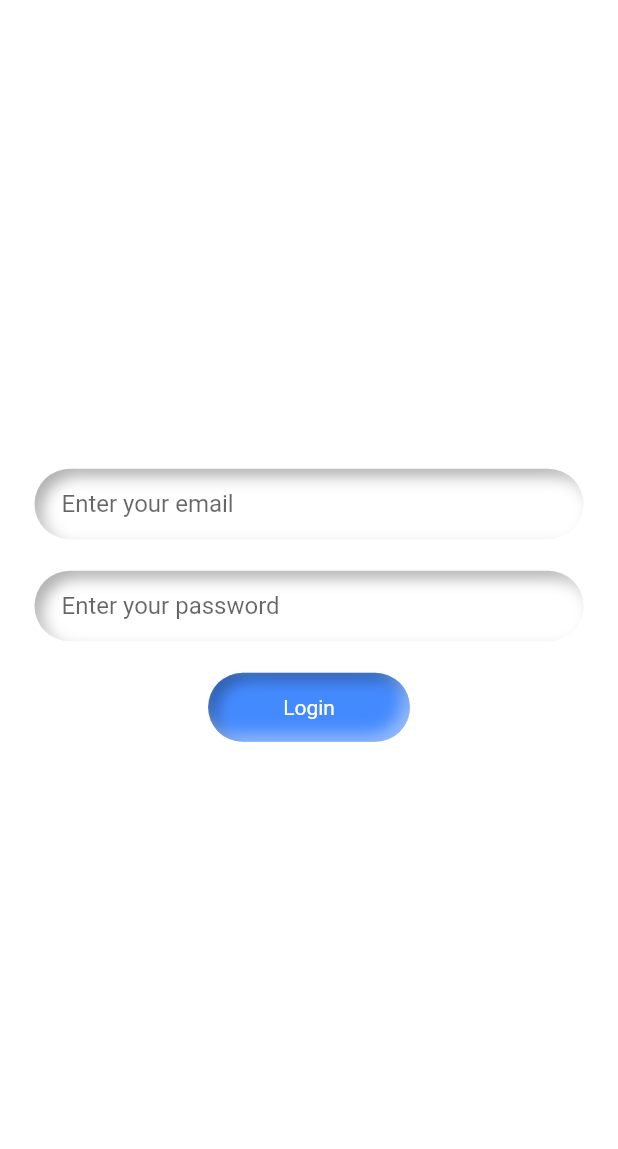
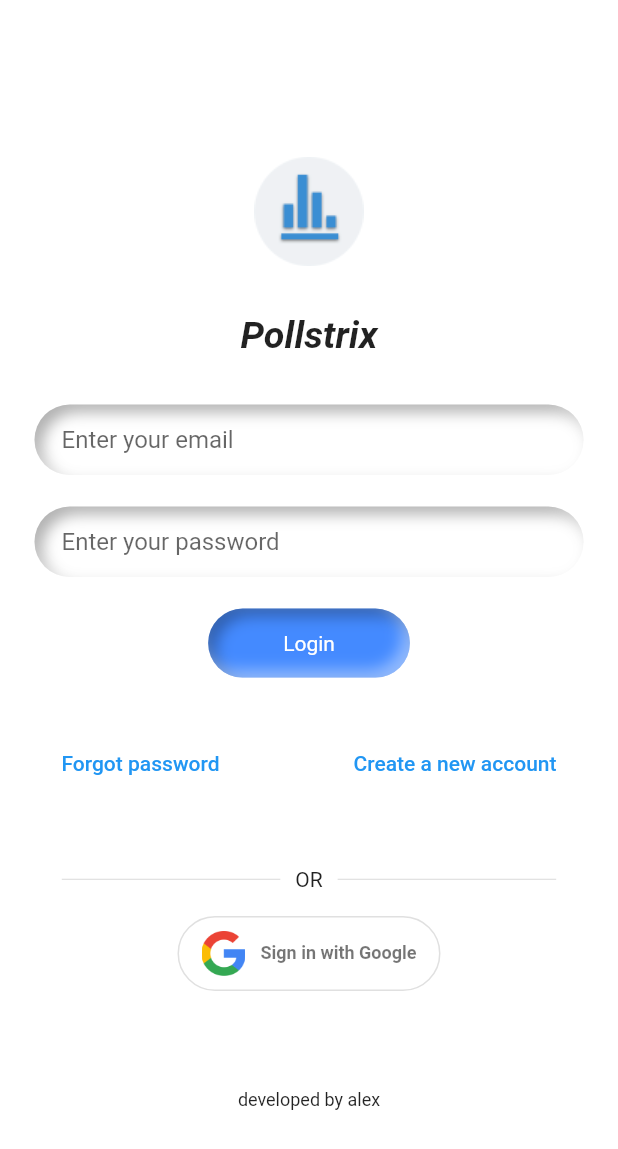
Before and after one commit to mAlex28/Pollstrix, a Flutter app: the screen it shows after launch, on a phone screen of 412 x 824 dp. Shown: the top 1149 px of the screen. Run offline on Flutter 3.47's test engine with Material 2 defaults, Android fonts, the phone set to English and light mode, and no system bars; drawn by our look-alikes of flutter_neumorphic; our stand-ins replace firebase_auth, firebase_core, google_sign_in; accounts and stored records are empty.

Commit message:
completed login page and added google sign in

```diff
--- /dev/null
+++ b/lib/custom/google_signin_button.dart
@@ -0,0 +1,90 @@
+import 'package:firebase_auth/firebase_auth.dart' as auth;
+import 'package:flutter/cupertino.dart';
+import 'package:flutter/material.dart';
+import 'package:pollstrix/screens/home_page.dart';
+import 'package:pollstrix/services/auth_service.dart';
+
+class GoogleSignInButton extends StatefulWidget {
+  @override
+  _GoogleSignInButtonState createState() => _GoogleSignInButtonState();
+}
+
+class _GoogleSignInButtonState extends State<GoogleSignInButton> {
+  bool _isSigningIn = false;
+
+  @override
+  Widget build(BuildContext context) {
+    return Padding(
+      padding: const EdgeInsets.only(bottom: 16.0),
+      child: _isSigningIn
+          ? const CircularProgressIndicator(
+              valueColor: AlwaysStoppedAnimation<Color>(Colors.white),
+            )
+          : OutlinedButton(
+              style: ButtonStyle(
+                backgroundColor: MaterialStateProperty.all(Colors.white),
+                shape: MaterialStateProperty.all(
+                  RoundedRectangleBorder(
+                    borderRadius: BorderRadius.circular(40),
+                  ),
+                ),
+              ),
+              onPressed: () async {
+                setState(() {
+                  _isSigningIn = true;
+                });
+
+                auth.User? user = await AuthenticationService()
+                    .signInWithGoogle(context: context);
+
+                setState(() {
+                  _isSigningIn = false;
+                });
+
+                if (user != null) {
+                  Navigator.of(context).pushReplacement(MaterialPageRoute(
+                    builder: (context) => const HomePage(),
+                  ));
+                }
+              },
+              child: Padding(
+                padding: const EdgeInsets.fromLTRB(0, 10, 0, 10),
+                child: Row(
+                  mainAxisSize: MainAxisSize.min,
+                  mainAxisAlignment: MainAxisAlignment.center,
+                  children: const <Widget>[
+                    Image(
+                      image: AssetImage("assets/images/google_logo.png"),
+                      height: 30.0,
+                    ),
+                    Padding(
+                      padding: EdgeInsets.only(left: 10),
+                      child: Text(
+                        'Sign in with Google',
+                        style: TextStyle(
+                          fontSize: 12,
+                          color: Colors.black54,
+                          fontWeight: FontWeight.w600,
+                        ),
+                      ),
+                    )
+                  ],
+                ),
+              ),
+            ),
+    );
+  }
+}
+
+
+// OutlinedButton(
+//                 onPressed: () {},
+//                 child: Positioned(
+//                   top: 0,
+//                   left: 0,
+//                   child: Image.asset(
+//                     "assets/images/google_logo.png",
+//                     width: size.width * 0.08,
+//                   ),
+//                 ),
+//               ),
--- a/lib/main.dart
+++ b/lib/main.dart
@@ -29,7 +29,7 @@ class MyApp extends StatelessWidget {
         title: 'Pollstrix',
         debugShowCheckedModeBanner: false,
         themeMode: ThemeMode.light,
-        theme: NeumorphicThemeData(
+        theme: const NeumorphicThemeData(
           baseColor: Color(0xFFFFFFFF),
           lightSource: LightSource.topLeft,
           depth: 10,
@@ -57,7 +57,7 @@ class AuthenticationWrapper extends StatelessWidget {
           if (snapshot.connectionState == ConnectionState.active) {
             final User? user = snapshot.data;
 
-            return user == null ? const LoginPage() : const HomePage();
+            return user == null ? const LoginPage() : HomePage();
           } else {
             return const Scaffold(
               body: Center(
--- a/lib/screens/login_page.dart
+++ b/lib/screens/login_page.dart
@@ -1,4 +1,5 @@
 import 'package:flutter/material.dart';
+import 'package:pollstrix/custom/google_signin_button.dart';
 import 'package:pollstrix/services/auth_service.dart';
 import 'package:provider/provider.dart';
 import 'package:flutter_neumorphic/flutter_neumorphic.dart';
@@ -24,6 +25,7 @@ class _LoginPageState extends State<LoginPage> {
 
   @override
   Widget build(BuildContext context) {
+    final size = MediaQuery.of(context).size;
     final authService = Provider.of<AuthenticationService>(context);
     return Scaffold(
         backgroundColor: NeumorphicTheme.baseColor(context),
@@ -31,7 +33,29 @@ class _LoginPageState extends State<LoginPage> {
           padding: const EdgeInsets.symmetric(horizontal: 15, vertical: 6),
           child: Column(
             mainAxisAlignment: MainAxisAlignment.center,
+            verticalDirection: VerticalDirection.down,
             children: <Widget>[
+              Positioned(
+                top: 0,
+                left: 0,
+                child: Image.asset(
+                  "assets/images/logo.png",
+                  width: size.width * 0.28,
+                ),
+              ),
+              const SizedBox(
+                height: 10,
+              ),
+              const Text(
+                'Pollstrix',
+                style: TextStyle(
+                    fontSize: 25,
+                    fontStyle: FontStyle.italic,
+                    fontWeight: FontWeight.w600),
+              ),
+              const SizedBox(
+                height: 30,
+              ),
               Column(
                 crossAxisAlignment: CrossAxisAlignment.start,
                 children: [
@@ -107,23 +131,82 @@ class _LoginPageState extends State<LoginPage> {
               const SizedBox(
                 height: 15,
               ),
-              //  ElevatedButton(
-              //   onPressed: () {
-              //     Navigator.pushNamed(context, '/register');
-              //   },
-              //   child: const Text("New Account"),
-              // )
+              Column(
+                children: [
+                  Row(
+                    crossAxisAlignment: CrossAxisAlignment.center,
+                    mainAxisAlignment: MainAxisAlignment.spaceBetween,
+                    children: [
+                      Column(
+                        children: [
+                          Container(
+                              padding: const EdgeInsets.symmetric(
+                                  vertical: 14, horizontal: 18),
+                              child: TextButton(
+                                  onPressed: () => {},
+                                  child: const Text(
+                                    'Forgot password',
+                                  )))
+                        ],
+                      ),
+                      Column(
+                        children: [
+                          Container(
+                              padding: const EdgeInsets.symmetric(
+                                  vertical: 14, horizontal: 18),
+                              child: TextButton(
+                                  onPressed: () =>
+                                      Navigator.pushNamed(context, '/register'),
+                                  child: const Text(
+                                    'Create a new account',
+                                  )))
+                        ],
+                      ),
+                    ],
+                  )
+                ],
+              ),
+              const SizedBox(
+                height: 15,
+              ),
+              Container(
+                margin: EdgeInsets.symmetric(vertical: size.height * 0.02),
+                width: size.width * 0.8,
+                child: Row(
+                  children: <Widget>[
+                    buildDivider(),
+                    const Padding(
+                      padding: EdgeInsets.symmetric(horizontal: 10),
+                      child: Text(
+                        "OR",
+                        style: TextStyle(
+                          fontWeight: FontWeight.w400,
+                        ),
+                      ),
+                    ),
+                    buildDivider(),
+                  ],
+                ),
+              ),
+              GoogleSignInButton(),
+              const SizedBox(
+                height: 50,
+              ),
+              const Text(
+                'developed by alex',
+                style: TextStyle(fontSize: 12),
+              )
             ],
           ),
         ));
   }
+
+  Expanded buildDivider() {
+    return const Expanded(
+      child: Divider(
+        color: Color(0xFFD9D9D9),
+        height: 1.5,
+      ),
+    );
+  }
 }
-
-// Positioned(
-//     top: 0,
-//     left: 0,
-//     child: Image.asset(
-//       "assets/images/signup_top.png",
-//       width: size.width * 0.35,
-//     ),
-//   ),
```
Also changed, not shown: lib/custom/custom_widgets.dart (added, +13 -0 lines), lib/screens/home_page.dart (+39 -1 lines), lib/services/auth_service.dart (+75 -1 lines), pubspec.yaml (+5 -5 lines), assets/images/google_logo.png (added), assets/images/logo.png (added), pubspec.lock, 1 other file.
